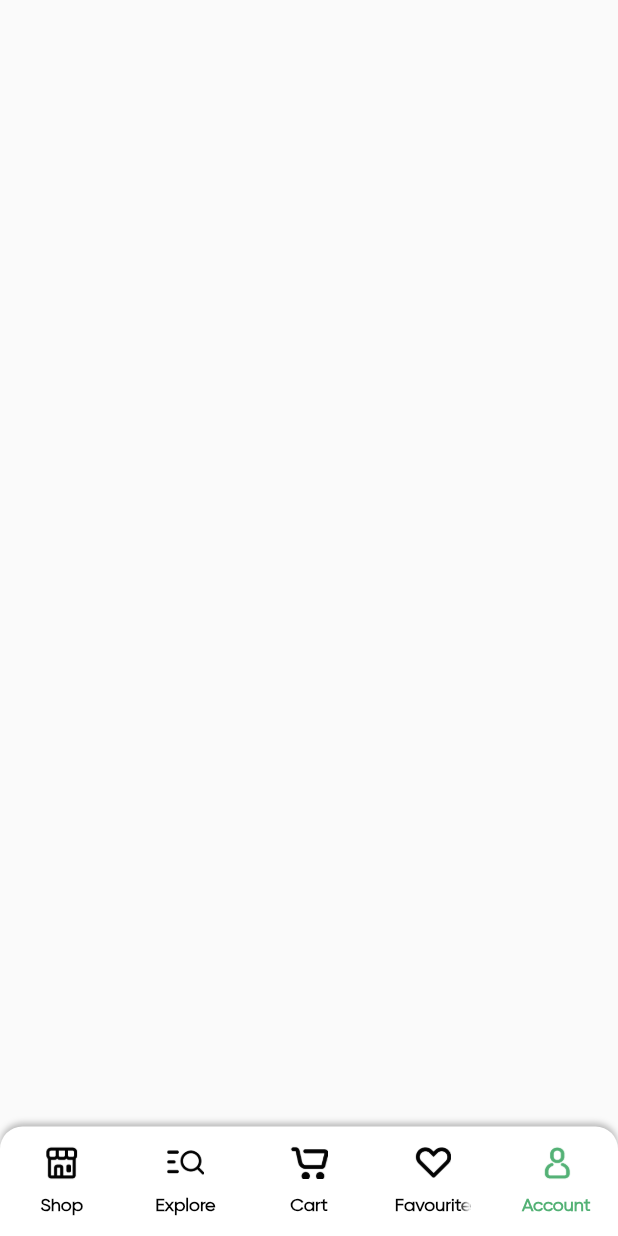
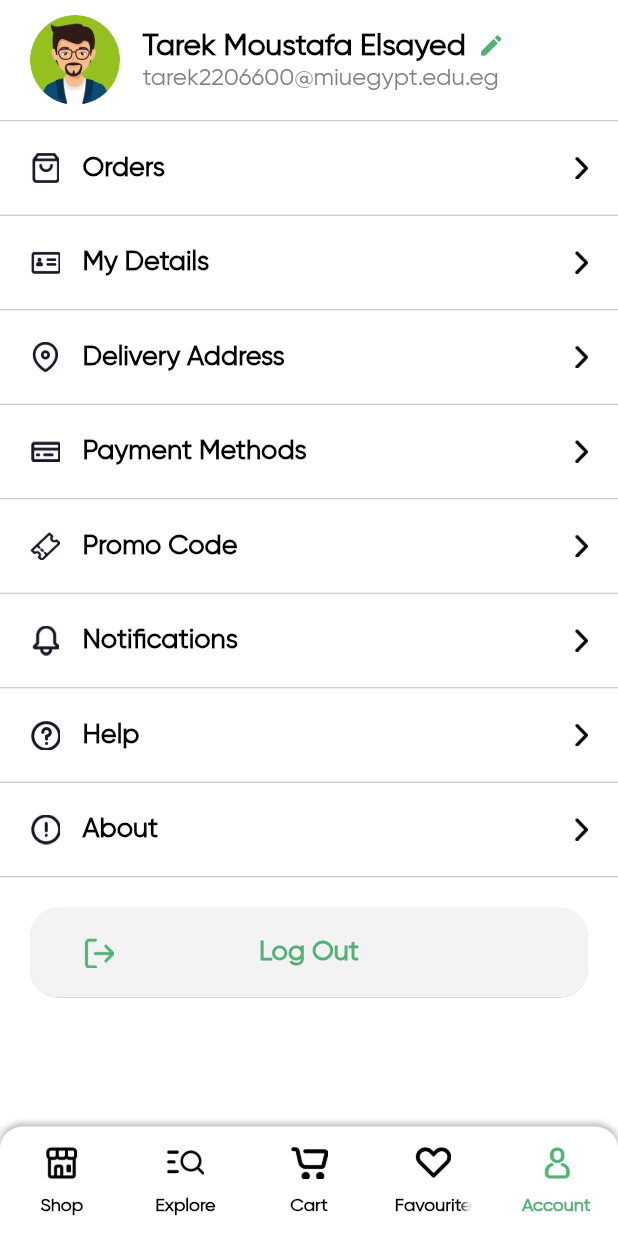
Before and after one commit to TarekMoustafaElsayed/nectar_groceriesStore, a Flutter app: the screen it shows after launch, item 5 of the bottom bar chosen, on a phone screen of 412 x 824 dp. Run offline on Flutter 3.47's test engine with Material 3 defaults, Android fonts, the phone set to English and light mode, and no system bars; our stand-ins replace flutter_rating_bar; missing offline and left inert: fl_country_code_picker.

Commit message:
Added Account View, Order Accepted & Error View UI Designs
Added error_view & order_accept_view files inside the my_cart folder

Imported the navigation towards the OrderAcceptView page through the checkout_view file

Added a new folder called account inside the view folder in order to add a new file called account_view inside the account folder

Added an account_row file inside the common widget folder

Added the AccountView inside the main_tab_view file

```diff
--- /dev/null
+++ b/lib/common/common_widget/account_row.dart
@@ -0,0 +1,55 @@
+import 'package:flutter/material.dart';
+
+import '../color_extension.dart';
+
+class AccountRow extends StatelessWidget {
+  final String title;
+  final String icon;
+  final VoidCallback onPressed;
+
+  const AccountRow({
+    super.key,
+    required this.title,
+    required this.icon,
+    required this.onPressed
+  });
+
+  @override
+  Widget build(BuildContext context) {
+    return Column(
+      mainAxisSize: MainAxisSize.min,
+      children: [
+        InkWell(
+          onTap: onPressed,
+          child: Padding(
+            padding: const EdgeInsets.symmetric(vertical: 20, horizontal: 20),
+            child: Row(children: [
+              Image.asset(icon, width: 20, height: 20, ),
+              const SizedBox(width: 15,),
+              Expanded(
+                child: Text(
+                  title,
+                  textAlign: TextAlign.left,
+                  style: TextStyle(
+                      color: TColor.primaryText,
+                      fontSize: 18,
+                      fontWeight: FontWeight.w600),
+                ),
+              ),
+
+              const SizedBox(width: 15,),
+
+              Image.asset(
+                "assets/img/next.png",
+                height: 15,
+                color: TColor.primaryText,
+              ),
+
+            ],),
+          ),
+        ),
+        const Divider(color: Colors.black26, height: 1,),
+      ],
+    );
+  }
+}
--- /dev/null
+++ b/lib/view/account/account_view.dart
@@ -0,0 +1,187 @@
+import 'package:flutter/material.dart';
+
+import '../../common/color_extension.dart';
+import '../../common/common_widget/account_row.dart';
+
+class AccountView extends StatefulWidget {
+  const AccountView({super.key});
+
+  @override
+  State<AccountView> createState() => _AccountViewState();
+}
+
+class _AccountViewState extends State<AccountView> {
+  @override
+  Widget build(BuildContext context) {
+    return Scaffold(
+      backgroundColor: Colors.white,
+      body: SingleChildScrollView(
+
+        child: SafeArea(
+            child: Column(
+              children: [
+
+                Padding(
+                  padding: const EdgeInsets.symmetric(vertical: 10,horizontal: 20),
+                  child: Row(
+                    children: [
+                      ClipRRect(
+                        borderRadius: BorderRadius.circular(35),
+                        child: Image.asset(
+                          "assets/img/u1.png",
+                          width: 60,
+                          height: 60,
+                        ),),
+
+                      const SizedBox(width: 15,),
+
+                      Expanded(
+                          child: Column(
+                            crossAxisAlignment: CrossAxisAlignment.start,
+                            children: [
+                              Row(
+                                children: [
+
+                                  Text(
+                                    "Tarek Moustafa Elsayed",
+                                    style: TextStyle(
+                                        color: TColor.primaryText,
+                                        fontSize: 20,
+                                        fontWeight: FontWeight.w700),
+                                  ),
+
+                                  const SizedBox(width: 8,),
+
+                                  Icon(
+                                    Icons.edit,
+                                    color: TColor.primary,
+                                    size: 18,
+                                  ),
+                                ],
+                              ),
+
+                              Text(
+                                "tarek2206600@miuegypt.edu.eg",
+                                style: TextStyle(
+                                    color: TColor.secondaryText,
+                                    fontSize: 16,),
+                              ),
+
+                            ],
+                          )
+                      )
+
+                  ],),
+                ),
+
+                const Divider(
+                  color: Colors.black26,
+                  height: 1,
+                ),
+
+                AccountRow(
+                    title: "Orders",
+                    icon: "assets/img/a_order.png",
+                    onPressed: (){}
+                ),
+
+                AccountRow(
+                    title: "My Details",
+                    icon: "assets/img/a_my_detail.png",
+                    onPressed: (){}
+                ),
+
+                AccountRow(
+                    title: "Delivery Address",
+                    icon: "assets/img/a_delivery_address.png",
+                    onPressed: (){}
+                ),
+
+                AccountRow(
+                    title: "Payment Methods",
+                    icon: "assets/img/paymenth_methods.png",
+                    onPressed: (){}
+                ),
+
+                AccountRow(
+                    title: "Promo Code",
+                    icon: "assets/img/a_promocode.png",
+                    onPressed: (){}
+                ),
+
+                AccountRow(
+                    title: "Notifications",
+                    icon: "assets/img/a_noitification.png",
+                    onPressed: (){}
+                ),
+
+                AccountRow(
+                    title: "Help",
+                    icon: "assets/img/a_help.png",
+                    onPressed: (){}
+                ),
+
+                AccountRow(
+                    title: "About",
+                    icon: "assets/img/a_about.png",
+                    onPressed: (){}
+                ),
+
+                Padding(
+                  //padding: const EdgeInsets.symmetric(horizontal: 20.0,vertical: 90),
+                  padding: const EdgeInsets.all(20.0),
+                  child: Column(
+                    mainAxisAlignment: MainAxisAlignment.end,
+                    children: [
+
+                      MaterialButton(
+                        onPressed: () {
+
+                        },
+                        height: 60,
+                        shape: RoundedRectangleBorder(borderRadius: BorderRadius.circular(19)),
+                        minWidth: double.maxFinite,
+                        elevation: 0.1,
+                        color: const Color(0xffF2F3F2),
+                        child: Stack(
+                          alignment: Alignment.centerLeft,
+                          children: [
+                             Row(
+                              mainAxisAlignment: MainAxisAlignment.center,
+                              children: [
+
+                                Text(
+                                  "Log Out",
+                                  style: TextStyle(
+                                    color: TColor.primary,
+                                    fontSize: 18,
+                                    fontWeight: FontWeight.w600,
+                                  ),
+                                ),
+                              ],
+                            ),
+
+                            Container(
+
+                              padding: const EdgeInsets.symmetric(horizontal: 20),
+
+                              child: Image.asset("assets/img/logout.png", width: 20, height: 20,),
+                              ),
+                          ],
+                        ),
+                      )
+
+
+                    ],
+                  ),
+
+                ),
+
+              ],
+            ),
+        ),
+
+      ),
+    );
+  }
+}
--- a/lib/view/main_tab_view/main_tab_view.dart
+++ b/lib/view/main_tab_view/main_tab_view.dart
@@ -4,6 +4,7 @@ import 'package:nectar_groceries/view/favourite/favourite_view.dart';
 import 'package:nectar_groceries/view/home/home_view.dart';
 
 import '../../common/color_extension.dart';
+import '../account/account_view.dart';
 import '../my_cart/my_cart_view.dart';
 
 class MainTabView extends StatefulWidget {
@@ -48,7 +49,7 @@ class _MainTabViewState extends State<MainTabView>  with SingleTickerProviderSta
             const ExploreView(),
             const MyCartView(),
             const FavouritesView(),
-            Container(),
+            const AccountView(),
 
           ] ) ,
       bottomNavigationBar: Container(
```
Also changed, not shown: lib/view/my_cart/checkout_view.dart (+65 -32 lines), lib/view/my_cart/error_view.dart (added, +85 -0 lines), lib/view/my_cart/order_accept_view.dart (added, +84 -0 lines).
